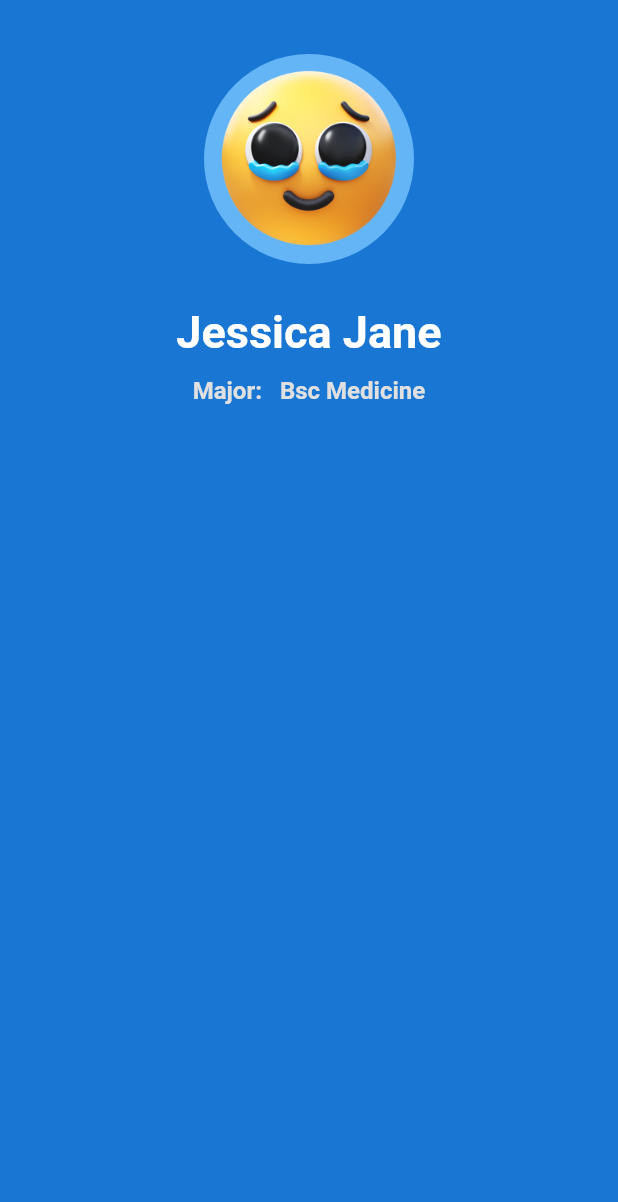
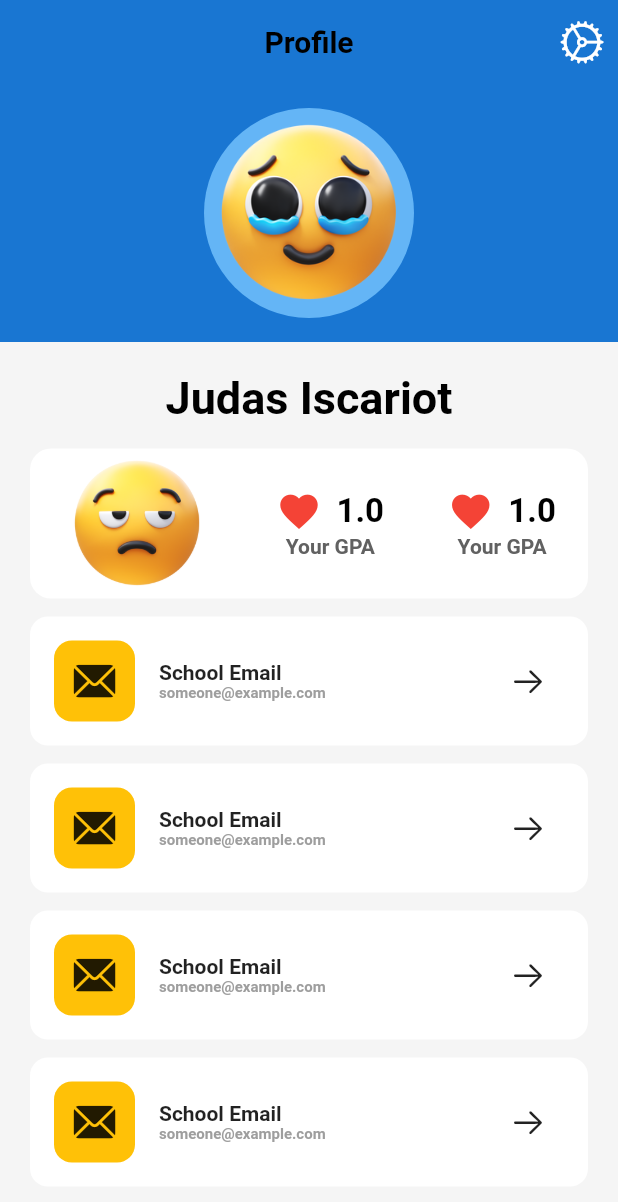
Before and after one commit to IamMuuo/academia, a Flutter app: the ProfilePage screen opened directly, on a phone screen of 412 x 824 dp. Shown: the top 1202 px of the screen. Run offline on Flutter 3.47's test engine with Material 2 defaults, Android fonts, the phone set to English and light mode, and no system bars; Roboto replaces fonts that are missing (Poppins).

Commit message:
Completed the basic profile page design

```diff
--- a/lib/pages/dashboard.dart
+++ b/lib/pages/dashboard.dart
@@ -35,7 +35,7 @@ class _DashBoardState extends State<DashBoard> {
                     crossAxisAlignment: CrossAxisAlignment.start,
                     children: [
                       const Text(
-                        'Hi, Jessica!',
+                        'Hi, Judas!',
                         style: TextStyle(
                           color: Colors.white,
                           fontSize: 26,
@@ -147,7 +147,7 @@ class _DashBoardState extends State<DashBoard> {
 
           Expanded(
             child: Container(
-              padding: EdgeInsets.all(25),
+              padding: const EdgeInsets.all(25),
               color: Colors.grey[100],
               child: Center(
                 child: Column(
@@ -167,7 +167,7 @@ class _DashBoardState extends State<DashBoard> {
                     // list view of courses
                     Expanded(
                       child: ListView(
-                        children: [
+                        children: const [
                           CourseCard(),
                           CourseCard(),
                           CourseCard(),
--- a/lib/pages/intro_page.dart
+++ b/lib/pages/intro_page.dart
@@ -22,7 +22,7 @@ class IntroPage extends StatelessWidget {
             const Padding(
               padding: EdgeInsets.all(16),
               child: Text(
-                "Your school life partner awaits",
+                "Your school life assistant awaits",
                 textAlign: TextAlign.center,
                 style: TextStyle(
                   fontSize: 50,
--- a/lib/pages/profile_page.dart
+++ b/lib/pages/profile_page.dart
@@ -1,5 +1,7 @@
+import 'package:academia/widgets/info_card.dart';
 import 'package:flutter/cupertino.dart';
 import 'package:flutter/material.dart';
+import 'package:academia/widgets/gpa_info_widget.dart';
 
 class ProfilePage extends StatefulWidget {
   const ProfilePage({super.key});
@@ -12,9 +14,28 @@ class _ProfilePageState extends State<ProfilePage> {
   @override
   Widget build(BuildContext context) {
     return Scaffold(
-      body: Padding(
-        padding: const EdgeInsets.symmetric(vertical: 20, horizontal: 16),
-        child: Column(
+      appBar: AppBar(
+        title: const Text(
+          'Profile',
+          style: TextStyle(
+            color: Colors.black,
+            fontWeight: FontWeight.bold,
+          ),
+        ),
+        backgroundColor: Colors.transparent,
+        elevation: 0,
+        centerTitle: true,
+        actions: [
+          IconButton(
+            onPressed: () {},
+            icon: const Icon(
+              CupertinoIcons.settings,
+              size: 30,
+            ),
+          ),
+        ],
+      ),
+      body: Column(
         mainAxisAlignment: MainAxisAlignment.start,
         crossAxisAlignment: CrossAxisAlignment.stretch,
         children: [
@@ -28,85 +49,61 @@ class _ProfilePageState extends State<ProfilePage> {
               ),
             ),
           ),
-            const Padding(
-              padding: EdgeInsets.symmetric(vertical: 12),
-              child: Text(
-                'Jessica Jane',
+          // List items
+          Expanded(
+            child: Container(
+              padding: const EdgeInsets.all(20),
+              color: Colors.grey[100],
+              child: Column(
+                children: [
+                  Container(
+                    padding: const EdgeInsets.only(bottom: 16),
+                    child: const Text(
+                      'Judas Iscariot',
                       textAlign: TextAlign.center,
                       style: TextStyle(
-                  color: Colors.white,
+                        color: Colors.black,
                         fontSize: 30,
                         fontWeight: FontWeight.bold,
                       ),
                     ),
                   ),
-            Row(
-              mainAxisAlignment: MainAxisAlignment.center,
+
+                  // Gpa badge + gpa + completed units
+                  Container(
+                    decoration: BoxDecoration(
+                      color: Colors.white,
+                      borderRadius: BorderRadius.circular(14),
+                    ),
+                    child: Row(
+                      mainAxisAlignment: MainAxisAlignment.spaceAround,
                       children: [
-                Text(
-                  'Major:',
-                  style: TextStyle(
-                    color: Colors.grey[300],
-                    fontWeight: FontWeight.bold,
-                    fontSize: 16,
+                        Image.asset(
+                          'assets/images/bored.png',
+                          width: 100,
+                          height: 100,
+                        ),
+                        const GPAINFO(),
+                        const GPAINFO(),
+                      ],
                     ),
                   ),
-                const SizedBox(width: 12),
-                Text(
-                  'Bsc Medicine',
-                  style: TextStyle(
-                    color: Colors.grey[300],
-                    fontWeight: FontWeight.bold,
-                    fontSize: 16,
+                  const SizedBox(height: 12),
+                  Expanded(
+                    child: ListView(
+                      children: const [
+                        InfoCard(),
+                        InfoCard(),
+                        InfoCard(),
+                        InfoCard(),
+                      ],
                     ),
                   ),
                 ],
               ),
-
-            // List items
-            /*ListTile(
-              title: Text(
-                '00-0000',
-                style: TextStyle(
-                  fontWeight: FontWeight.bold,
-                  color: Colors.grey[600],
             ),
           ),
-              leading: const Text(
-                'Adm No',
-                style: TextStyle(
-                  fontWeight: FontWeight.bold,
-                  color: Colors.black,
-                ),
-              ),
-              style: ListTileStyle.drawer,
-              tileColor: Colors.white,
-              contentPadding: EdgeInsets.symmetric(horizontal: 18),
-              trailing: Icon(CupertinoIcons.mail_solid),
-            ),
-
-            ListTile(
-              title: Text(
-                'Jessica@example.com',
-                style: TextStyle(
-                  fontWeight: FontWeight.bold,
-                  color: Colors.grey[600],
-                ),
-              ),
-              leading: const Text(
-                'Email',
-                style: TextStyle(
-                  fontWeight: FontWeight.bold,
-                  color: Colors.black,
-                ),
-              ),
-              style: ListTileStyle.drawer,
-              tileColor: Colors.white,
-              contentPadding: EdgeInsets.symmetric(horizontal: 18),
-              trailing: Icon(CupertinoIcons.mail_solid),
-            )*/
         ],
-        ),
       ),
     );
   }
--- /dev/null
+++ b/lib/widgets/gpa_info_widget.dart
@@ -0,0 +1,48 @@
+import 'package:flutter/material.dart';
+
+class GPAINFO extends StatefulWidget {
+  const GPAINFO({super.key});
+
+  @override
+  State<GPAINFO> createState() => _GPAINFOState();
+}
+
+class _GPAINFOState extends State<GPAINFO> {
+  @override
+  Widget build(BuildContext context) {
+    return Container(
+      child: Column(
+        children: [
+          Row(
+            mainAxisAlignment: MainAxisAlignment.spaceBetween,
+            children: const [
+              Icon(
+                Icons.favorite,
+                size: 30,
+                color: Colors.red,
+              ),
+              SizedBox(
+                width: 10,
+              ),
+              Text(
+                '1.0',
+                style: TextStyle(
+                  color: Colors.black,
+                  fontSize: 22,
+                  fontWeight: FontWeight.bold,
+                ),
+              ),
+            ],
+          ),
+          Text(
+            'Your GPA',
+            style: TextStyle(
+              fontWeight: FontWeight.bold,
+              color: Colors.grey[700],
+            ),
+          ),
+        ],
+      ),
+    );
+  }
+}
--- /dev/null
+++ b/lib/widgets/info_card.dart
@@ -0,0 +1,83 @@
+import 'package:flutter/material.dart';
+import 'package:flutter/cupertino.dart';
+
+class InfoCard extends StatefulWidget {
+  const InfoCard({
+    super.key,
+    /*
+    required this.courseName,
+    this.icon,
+    this.courseTime,
+    */
+  });
+  // final icon;
+  // final String? courseName;
+  // final String? courseTime;
+  //
+  @override
+  State<InfoCard> createState() => _InfoCardState();
+}
+
+class _InfoCardState extends State<InfoCard> {
+  @override
+  Widget build(BuildContext context) {
+    return Padding(
+      padding: const EdgeInsets.only(bottom: 12),
+      child: Container(
+        padding: const EdgeInsets.all(16),
+        decoration: BoxDecoration(
+          color: Colors.white,
+          borderRadius: BorderRadius.circular(12),
+        ),
+        child: Row(
+          mainAxisAlignment: MainAxisAlignment.spaceBetween,
+          children: [
+            Row(
+              children: [
+                Container(
+                  padding: const EdgeInsets.all(12),
+                  decoration: BoxDecoration(
+                    color: Colors.amber,
+                    borderRadius: BorderRadius.circular(12),
+                  ),
+                  child: const Icon(
+                    CupertinoIcons.mail_solid,
+                    size: 30,
+                  ),
+                ),
+                const SizedBox(width: 16),
+                Column(
+                  crossAxisAlignment: CrossAxisAlignment.start,
+                  children: const [
+                    // Title
+                    Text(
+                      'School Email',
+                      style: TextStyle(
+                        fontSize: 14,
+                        fontWeight: FontWeight.bold,
+                      ),
+                    ),
+
+                    // subtitle
+                    Text(
+                      'someone@example.com',
+                      style: TextStyle(
+                        color: Colors.grey,
+                        fontSize: 10,
+                        fontWeight: FontWeight.bold,
+                      ),
+                    ),
+                  ],
+                ),
+              ],
+            ),
+            IconButton(
+              onPressed: () {},
+              icon: const Icon(CupertinoIcons.arrow_right),
+            ),
+          ],
+        ),
+      ),
+    );
+  }
+}
```
Also changed, not shown: 1 other file. Lines whose indentation alone changed are shown as unchanged.
